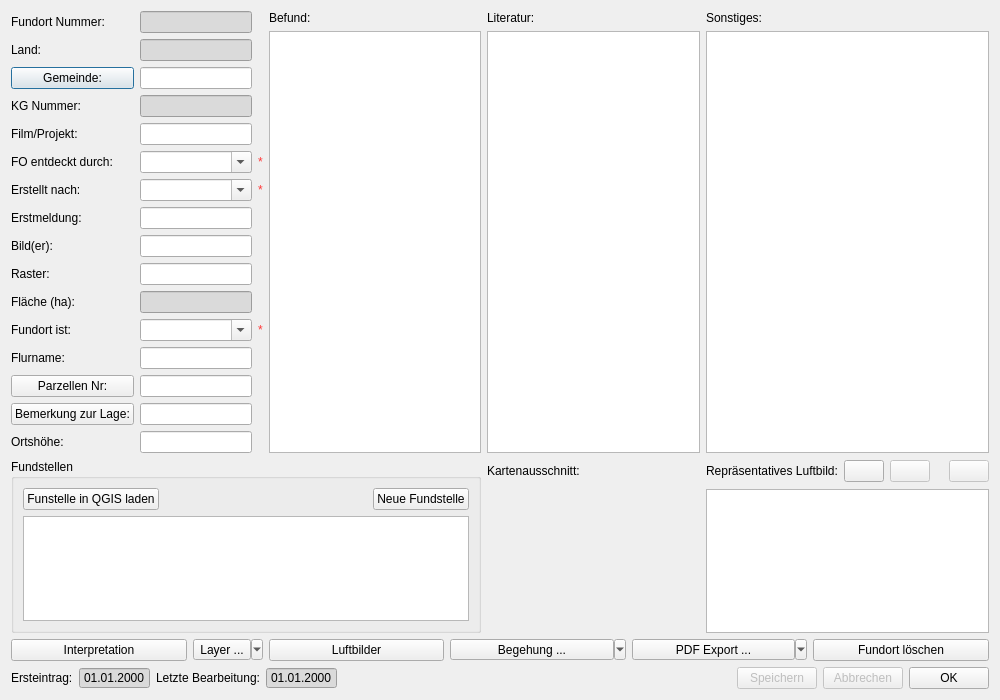
This is APIS/ui/apis_site.ui in APIS-Luftbildarchiv/APIS3 as Qt 5 draws it before an edit. The edited form follows.
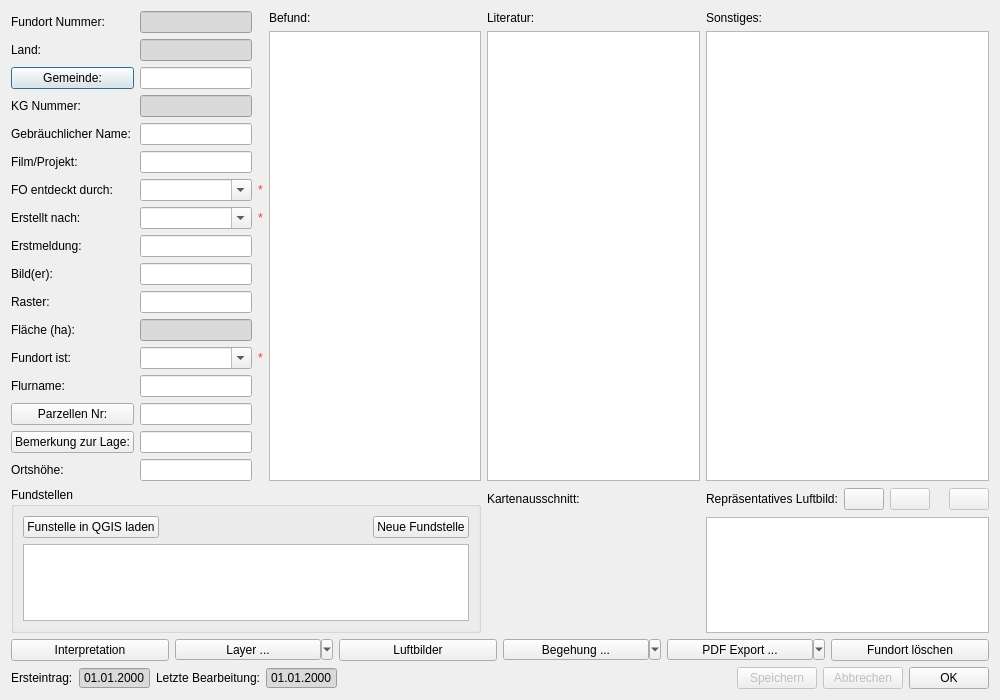
This is the edited form. Icons and pictures are not drawn. Custom widgets are drawn as their Qt base class.

What changed in the file:
```diff
--- a/APIS/ui/apis_site.ui
+++ b/APIS/ui/apis_site.ui
@@ -105,112 +105,34 @@
    </item>
    <item row="0" column="0">
     <layout class="QGridLayout" name="gridLayout">
-     <item row="0" column="0">
-      <widget class="QLabel" name="label">
-       <property name="text">
-        <string>Fundort Nummer:</string>
-       </property>
-      </widget>
-     </item>
-     <item row="0" column="1">
-      <widget class="QLineEdit" name="uiSiteNumberEdit">
-       <property name="autoFillBackground">
-        <bool>false</bool>
-       </property>
+     <item row="7" column="2">
+      <widget class="QLabel" name="label_18">
        <property name="styleSheet">
-        <string notr="true">background-color: rgb(218, 218, 218);</string>
+        <string notr="true">color: rgb(255, 55, 55);</string>
        </property>
-       <property name="readOnly">
-        <bool>true</bool>
-       </property>
-      </widget>
-     </item>
-     <item row="1" column="0">
-      <widget class="QLabel" name="label_2">
        <property name="text">
-        <string>Land:</string>
+        <string>*</string>
        </property>
       </widget>
      </item>
-     <item row="1" column="1">
-      <widget class="QLineEdit" name="uiCountryEdit">
-       <property name="styleSheet">
-        <string notr="true">background-color: rgb(218, 218, 218);</string>
-       </property>
-       <property name="readOnly">
-        <bool>true</bool>
-       </property>
-      </widget>
-     </item>
-     <item row="2" column="1">
-      <widget class="QLineEdit" name="uiCadastralCommunityEdit">
-       <property name="styleSheet">
-        <string notr="true"/>
-       </property>
-       <property name="readOnly">
-        <bool>false</bool>
-       </property>
-      </widget>
-     </item>
-     <item row="3" column="0">
-      <widget class="QLabel" name="label_21">
+     <item row="8" column="0">
+      <widget class="QLabel" name="label_5">
        <property name="text">
-        <string>KG Nummer:</string>
-       </property>
-      </widget>
-     </item>
-     <item row="3" column="1">
-      <widget class="QLineEdit" name="uiCadastralCommunityNumberEdit">
-       <property name="styleSheet">
-        <string notr="true">background-color: rgb(218, 218, 218);</string>
-       </property>
-       <property name="readOnly">
-        <bool>true</bool>
-       </property>
-      </widget>
-     </item>
-     <item row="4" column="0">
-      <widget class="QLabel" name="label_22">
-       <property name="text">
-        <string>Film/Projekt:</string>
-       </property>
-      </widget>
-     </item>
-     <item row="4" column="1">
-      <widget class="QLineEdit" name="uiProjectOrFilmEdit">
-       <property name="styleSheet">
-        <string notr="true"/>
-       </property>
-       <property name="readOnly">
-        <bool>false</bool>
-       </property>
-      </widget>
-     </item>
-     <item row="5" column="0">
-      <widget class="QLabel" name="label_4">
-       <property name="text">
-        <string>FO entdeckt durch:</string>
+        <string>Erstmeldung:</string>
        </property>
       </widget>
      </item>
      <item row="5" column="1">
-      <widget class="QComboBox" name="uiSiteDiscoveryCombo">
-       <property name="editable">
-        <bool>true</bool>
-       </property>
-      </widget>
-     </item>
-     <item row="5" column="2">
-      <widget class="QLabel" name="label_17">
+      <widget class="QLineEdit" name="uiProjectOrFilmEdit">
        <property name="styleSheet">
-        <string notr="true">color: rgb(255, 55, 55);</string>
+        <string notr="true"/>
        </property>
-       <property name="text">
-        <string>*</string>
+       <property name="readOnly">
+        <bool>false</bool>
        </property>
       </widget>
      </item>
-     <item row="6" column="0">
+     <item row="7" column="0">
       <widget class="QLabel" name="label_20">
        <property name="toolTip">
         <string>&lt;html&gt;&lt;head/&gt;&lt;body&gt;&lt;p&gt;&lt;span style=&quot; font-family:'Helvetica Neue,Helvetica,Segoe UI,Arial,freesans,sans-serif,Apple Color Emoji,Segoe UI Emoji,Segoe UI Symbol'; font-size:14px; color:#333333; background-color:#ffffff;&quot;&gt;Als &lt;/span&gt;&lt;span style=&quot; font-family:'Helvetica Neue,Helvetica,Segoe UI,Arial,freesans,sans-serif,Apple Color Emoji,Segoe UI Emoji,Segoe UI Symbol'; font-size:14px; font-weight:600; color:#333333; background-color:#ffffff;&quot;&gt;Vermessung&lt;/span&gt;&lt;span style=&quot; font-family:'Helvetica Neue,Helvetica,Segoe UI,Arial,freesans,sans-serif,Apple Color Emoji,Segoe UI Emoji,Segoe UI Symbol'; font-size:14px; color:#333333; background-color:#ffffff;&quot;&gt; zählen auch Orthofotos, geophysikalische Prospektion, ALS, AHS, u.Ä.&lt;/span&gt;&lt;/p&gt;&lt;/body&gt;&lt;/html&gt;</string>
@@ -223,21 +145,8 @@
        </property>
       </widget>
      </item>
-     <item row="6" column="1">
-      <widget class="QComboBox" name="uiSiteCreationCombo">
-       <property name="toolTip">
-        <string>&lt;html&gt;&lt;head/&gt;&lt;body&gt;&lt;p&gt;&lt;span style=&quot; font-family:'Helvetica Neue,Helvetica,Segoe UI,Arial,freesans,sans-serif,Apple Color Emoji,Segoe UI Emoji,Segoe UI Symbol'; font-size:14px; color:#333333; background-color:#ffffff;&quot;&gt;Als &lt;/span&gt;&lt;span style=&quot; font-family:'Helvetica Neue,Helvetica,Segoe UI,Arial,freesans,sans-serif,Apple Color Emoji,Segoe UI Emoji,Segoe UI Symbol'; font-size:14px; font-weight:600; color:#333333; background-color:#ffffff;&quot;&gt;Vermessung&lt;/span&gt;&lt;span style=&quot; font-family:'Helvetica Neue,Helvetica,Segoe UI,Arial,freesans,sans-serif,Apple Color Emoji,Segoe UI Emoji,Segoe UI Symbol'; font-size:14px; color:#333333; background-color:#ffffff;&quot;&gt; zählen auch Orthofotos, geophysikalische Prospektion, ALS, AHS, u.Ä.&lt;/span&gt;&lt;/p&gt;&lt;/body&gt;&lt;/html&gt;</string>
-       </property>
-       <property name="whatsThis">
-        <string>&lt;html&gt;&lt;head/&gt;&lt;body&gt;&lt;p&gt;&lt;span style=&quot; font-family:'Helvetica Neue,Helvetica,Segoe UI,Arial,freesans,sans-serif,Apple Color Emoji,Segoe UI Emoji,Segoe UI Symbol'; font-size:14px; color:#333333; background-color:#ffffff;&quot;&gt;Als &lt;/span&gt;&lt;span style=&quot; font-family:'Helvetica Neue,Helvetica,Segoe UI,Arial,freesans,sans-serif,Apple Color Emoji,Segoe UI Emoji,Segoe UI Symbol'; font-size:14px; font-weight:600; color:#333333; background-color:#ffffff;&quot;&gt;Vermessung&lt;/span&gt;&lt;span style=&quot; font-family:'Helvetica Neue,Helvetica,Segoe UI,Arial,freesans,sans-serif,Apple Color Emoji,Segoe UI Emoji,Segoe UI Symbol'; font-size:14px; color:#333333; background-color:#ffffff;&quot;&gt; zählen auch Orthofotos, geophysikalische Prospektion, ALS, AHS, u.Ä.&lt;/span&gt;&lt;/p&gt;&lt;/body&gt;&lt;/html&gt;</string>
-       </property>
-       <property name="editable">
-        <bool>true</bool>
-       </property>
-      </widget>
-     </item>
      <item row="6" column="2">
-      <widget class="QLabel" name="label_18">
+      <widget class="QLabel" name="label_17">
        <property name="styleSheet">
         <string notr="true">color: rgb(255, 55, 55);</string>
        </property>
@@ -246,68 +155,114 @@
        </property>
       </widget>
      </item>
-     <item row="7" column="0">
-      <widget class="QLabel" name="label_5">
-       <property name="text">
-        <string>Erstmeldung:</string>
-       </property>
-      </widget>
-     </item>
      <item row="7" column="1">
-      <widget class="QLineEdit" name="uiFirstReportYearEdit">
-       <property name="maxLength">
-        <number>4</number>
+      <widget class="QComboBox" name="uiSiteCreationCombo">
+       <property name="toolTip">
+        <string>&lt;html&gt;&lt;head/&gt;&lt;body&gt;&lt;p&gt;&lt;span style=&quot; font-family:'Helvetica Neue,Helvetica,Segoe UI,Arial,freesans,sans-serif,Apple Color Emoji,Segoe UI Emoji,Segoe UI Symbol'; font-size:14px; color:#333333; background-color:#ffffff;&quot;&gt;Als &lt;/span&gt;&lt;span style=&quot; font-family:'Helvetica Neue,Helvetica,Segoe UI,Arial,freesans,sans-serif,Apple Color Emoji,Segoe UI Emoji,Segoe UI Symbol'; font-size:14px; font-weight:600; color:#333333; background-color:#ffffff;&quot;&gt;Vermessung&lt;/span&gt;&lt;span style=&quot; font-family:'Helvetica Neue,Helvetica,Segoe UI,Arial,freesans,sans-serif,Apple Color Emoji,Segoe UI Emoji,Segoe UI Symbol'; font-size:14px; color:#333333; background-color:#ffffff;&quot;&gt; zählen auch Orthofotos, geophysikalische Prospektion, ALS, AHS, u.Ä.&lt;/span&gt;&lt;/p&gt;&lt;/body&gt;&lt;/html&gt;</string>
        </property>
-       <property name="placeholderText">
-        <string/>
+       <property name="whatsThis">
+        <string>&lt;html&gt;&lt;head/&gt;&lt;body&gt;&lt;p&gt;&lt;span style=&quot; font-family:'Helvetica Neue,Helvetica,Segoe UI,Arial,freesans,sans-serif,Apple Color Emoji,Segoe UI Emoji,Segoe UI Symbol'; font-size:14px; color:#333333; background-color:#ffffff;&quot;&gt;Als &lt;/span&gt;&lt;span style=&quot; font-family:'Helvetica Neue,Helvetica,Segoe UI,Arial,freesans,sans-serif,Apple Color Emoji,Segoe UI Emoji,Segoe UI Symbol'; font-size:14px; font-weight:600; color:#333333; background-color:#ffffff;&quot;&gt;Vermessung&lt;/span&gt;&lt;span style=&quot; font-family:'Helvetica Neue,Helvetica,Segoe UI,Arial,freesans,sans-serif,Apple Color Emoji,Segoe UI Emoji,Segoe UI Symbol'; font-size:14px; color:#333333; background-color:#ffffff;&quot;&gt; zählen auch Orthofotos, geophysikalische Prospektion, ALS, AHS, u.Ä.&lt;/span&gt;&lt;/p&gt;&lt;/body&gt;&lt;/html&gt;</string>
        </property>
+       <property name="editable">
+        <bool>true</bool>
+       </property>
       </widget>
      </item>
-     <item row="8" column="0">
-      <widget class="QLabel" name="label_6">
+     <item row="5" column="0">
+      <widget class="QLabel" name="label_22">
        <property name="text">
-        <string>Bild(er):</string>
+        <string>Film/Projekt:</string>
        </property>
       </widget>
      </item>
-     <item row="8" column="1">
+     <item row="6" column="0">
+      <widget class="QLabel" name="label_4">
+       <property name="text">
+        <string>FO entdeckt durch:</string>
+       </property>
+      </widget>
+     </item>
+     <item row="6" column="1">
+      <widget class="QComboBox" name="uiSiteDiscoveryCombo">
+       <property name="editable">
+        <bool>true</bool>
+       </property>
+      </widget>
+     </item>
+     <item row="3" column="1">
+      <widget class="QLineEdit" name="uiCadastralCommunityNumberEdit">
+       <property name="styleSheet">
+        <string notr="true">background-color: rgb(218, 218, 218);</string>
+       </property>
+       <property name="readOnly">
+        <bool>true</bool>
+       </property>
+      </widget>
+     </item>
+     <item row="13" column="1">
+      <widget class="QLineEdit" name="uiFieldNameEdit"/>
+     </item>
+     <item row="14" column="0">
+      <widget class="QPushButton" name="uiPlotNumberBtn">
+       <property name="text">
+        <string>Parzellen Nr:</string>
+       </property>
+       <property name="icon">
+        <iconset resource="resource.qrc">
+         <normaloff>:/plugins/APIS/icons/sketch.png</normaloff>:/plugins/APIS/icons/sketch.png</iconset>
+       </property>
+       <property name="iconSize">
+        <size>
+         <width>11</width>
+         <height>11</height>
+        </size>
+       </property>
+       <property name="autoDefault">
+        <bool>false</bool>
+       </property>
+      </widget>
+     </item>
+     <item row="15" column="0">
+      <widget class="QPushButton" name="uiCommentBtn">
+       <property name="text">
+        <string>Bemerkung zur Lage:</string>
+       </property>
+       <property name="icon">
+        <iconset resource="resource.qrc">
+         <normaloff>:/plugins/APIS/icons/sketch.png</normaloff>:/plugins/APIS/icons/sketch.png</iconset>
+       </property>
+       <property name="iconSize">
+        <size>
+         <width>11</width>
+         <height>11</height>
+        </size>
+       </property>
+       <property name="autoDefault">
+        <bool>false</bool>
+       </property>
+      </widget>
+     </item>
+     <item row="9" column="1">
       <widget class="QLineEdit" name="uiImagesEdit"/>
      </item>
+     <item row="12" column="2">
+      <widget class="QLabel" name="label_19">
+       <property name="styleSheet">
+        <string notr="true">color: rgb(255, 55, 55);</string>
+       </property>
+       <property name="text">
+        <string>*</string>
+       </property>
+      </widget>
+     </item>
      <item row="9" column="0">
-      <widget class="QLabel" name="label_10">
+      <widget class="QLabel" name="label_6">
        <property name="text">
-        <string>Raster:</string>
+        <string>Bild(er):</string>
        </property>
       </widget>
      </item>
-     <item row="9" column="1">
-      <widget class="QLineEdit" name="uiRasterEdit"/>
-     </item>
-     <item row="10" column="0">
-      <widget class="QLabel" name="label_11">
-       <property name="text">
-        <string>Fläche (ha):</string>
-       </property>
-      </widget>
-     </item>
-     <item row="10" column="1">
-      <widget class="QLineEdit" name="uiAreaEdit">
-       <property name="styleSheet">
-        <string notr="true">background-color: rgb(218, 218, 218);</string>
-       </property>
-       <property name="readOnly">
-        <bool>true</bool>
-       </property>
-      </widget>
-     </item>
-     <item row="11" column="0">
-      <widget class="QLabel" name="label_12">
-       <property name="text">
-        <string>Fundort ist:</string>
-       </property>
-      </widget>
-     </item>
-     <item row="11" column="1">
+     <item row="12" column="1">
       <widget class="QComboBox" name="uiSiteReliabilityCombo">
        <property name="editable">
         <bool>true</bool>
@@ -340,73 +295,61 @@
        </item>
       </widget>
      </item>
-     <item row="11" column="2">
-      <widget class="QLabel" name="label_19">
-       <property name="styleSheet">
-        <string notr="true">color: rgb(255, 55, 55);</string>
+     <item row="8" column="1">
+      <widget class="QLineEdit" name="uiFirstReportYearEdit">
+       <property name="maxLength">
+        <number>4</number>
        </property>
+       <property name="placeholderText">
+        <string/>
+       </property>
+      </widget>
+     </item>
+     <item row="11" column="0">
+      <widget class="QLabel" name="label_11">
        <property name="text">
-        <string>*</string>
+        <string>Fläche (ha):</string>
        </property>
       </widget>
      </item>
+     <item row="14" column="1">
+      <widget class="QLineEdit" name="uiPlotNumberEdit"/>
+     </item>
+     <item row="10" column="1">
+      <widget class="QLineEdit" name="uiRasterEdit"/>
+     </item>
      <item row="12" column="0">
+      <widget class="QLabel" name="label_12">
+       <property name="text">
+        <string>Fundort ist:</string>
+       </property>
+      </widget>
+     </item>
+     <item row="11" column="1">
+      <widget class="QLineEdit" name="uiAreaEdit">
+       <property name="styleSheet">
+        <string notr="true">background-color: rgb(218, 218, 218);</string>
+       </property>
+       <property name="readOnly">
+        <bool>true</bool>
+       </property>
+      </widget>
+     </item>
+     <item row="13" column="0">
       <widget class="QLabel" name="label_13">
        <property name="text">
         <string>Flurname:</string>
        </property>
       </widget>
      </item>
-     <item row="12" column="1">
-      <widget class="QLineEdit" name="uiFieldNameEdit"/>
-     </item>
-     <item row="13" column="0">
-      <widget class="QPushButton" name="uiPlotNumberBtn">
+     <item row="10" column="0">
+      <widget class="QLabel" name="label_10">
        <property name="text">
-        <string>Parzellen Nr:</string>
+        <string>Raster:</string>
        </property>
-       <property name="icon">
-        <iconset resource="resource.qrc">
-         <normaloff>:/plugins/APIS/icons/sketch.png</normaloff>:/plugins/APIS/icons/sketch.png</iconset>
-       </property>
-       <property name="iconSize">
-        <size>
-         <width>11</width>
-         <height>11</height>
-        </size>
-       </property>
-       <property name="autoDefault">
-        <bool>false</bool>
-       </property>
       </widget>
      </item>
-     <item row="13" column="1">
-      <widget class="QLineEdit" name="uiPlotNumberEdit"/>
-     </item>
-     <item row="14" column="0">
-      <widget class="QPushButton" name="uiCommentBtn">
-       <property name="text">
-        <string>Bemerkung zur Lage:</string>
-       </property>
-       <property name="icon">
-        <iconset resource="resource.qrc">
-         <normaloff>:/plugins/APIS/icons/sketch.png</normaloff>:/plugins/APIS/icons/sketch.png</iconset>
-       </property>
-       <property name="iconSize">
-        <size>
-         <width>11</width>
-         <height>11</height>
-        </size>
-       </property>
-       <property name="autoDefault">
-        <bool>false</bool>
-       </property>
-      </widget>
-     </item>
-     <item row="14" column="1">
-      <widget class="QLineEdit" name="uiCommentEdit"/>
-     </item>
-     <item row="15" column="0">
+     <item row="16" column="0">
       <widget class="QLabel" name="label_14">
        <property name="text">
         <string>Ortshöhe:</string>
@@ -414,6 +357,9 @@
       </widget>
      </item>
      <item row="15" column="1">
+      <widget class="QLineEdit" name="uiCommentEdit"/>
+     </item>
+     <item row="16" column="1">
       <widget class="QLineEdit" name="uiElevationEdit"/>
      </item>
      <item row="2" column="0">
@@ -433,6 +379,70 @@
        </property>
       </widget>
      </item>
+     <item row="0" column="0">
+      <widget class="QLabel" name="label">
+       <property name="text">
+        <string>Fundort Nummer:</string>
+       </property>
+      </widget>
+     </item>
+     <item row="1" column="1">
+      <widget class="QLineEdit" name="uiCountryEdit">
+       <property name="styleSheet">
+        <string notr="true">background-color: rgb(218, 218, 218);</string>
+       </property>
+       <property name="readOnly">
+        <bool>true</bool>
+       </property>
+      </widget>
+     </item>
+     <item row="3" column="0">
+      <widget class="QLabel" name="label_21">
+       <property name="text">
+        <string>KG Nummer:</string>
+       </property>
+      </widget>
+     </item>
+     <item row="0" column="1">
+      <widget class="QLineEdit" name="uiSiteNumberEdit">
+       <property name="autoFillBackground">
+        <bool>false</bool>
+       </property>
+       <property name="styleSheet">
+        <string notr="true">background-color: rgb(218, 218, 218);</string>
+       </property>
+       <property name="readOnly">
+        <bool>true</bool>
+       </property>
+      </widget>
+     </item>
+     <item row="1" column="0">
+      <widget class="QLabel" name="label_2">
+       <property name="text">
+        <string>Land:</string>
+       </property>
+      </widget>
+     </item>
+     <item row="2" column="1">
+      <widget class="QLineEdit" name="uiCadastralCommunityEdit">
+       <property name="styleSheet">
+        <string notr="true"/>
+       </property>
+       <property name="readOnly">
+        <bool>false</bool>
+       </property>
+      </widget>
+     </item>
+     <item row="4" column="0">
+      <widget class="QLabel" name="label_3">
+       <property name="text">
+        <string>Gebräuchlicher Name:</string>
+       </property>
+      </widget>
+     </item>
+     <item row="4" column="1">
+      <widget class="QLineEdit" name="uiCommonNameEdit"/>
+     </item>
     </layout>
    </item>
    <item row="1" column="3">
@@ -580,6 +590,12 @@
      </item>
      <item>
       <widget class="QToolButton" name="uiLayerTBtn">
+       <property name="sizePolicy">
+        <sizepolicy hsizetype="Minimum" vsizetype="Fixed">
+         <horstretch>0</horstretch>
+         <verstretch>0</verstretch>
+        </sizepolicy>
+       </property>
        <property name="text">
         <string>Layer ...</string>
        </property>
```
